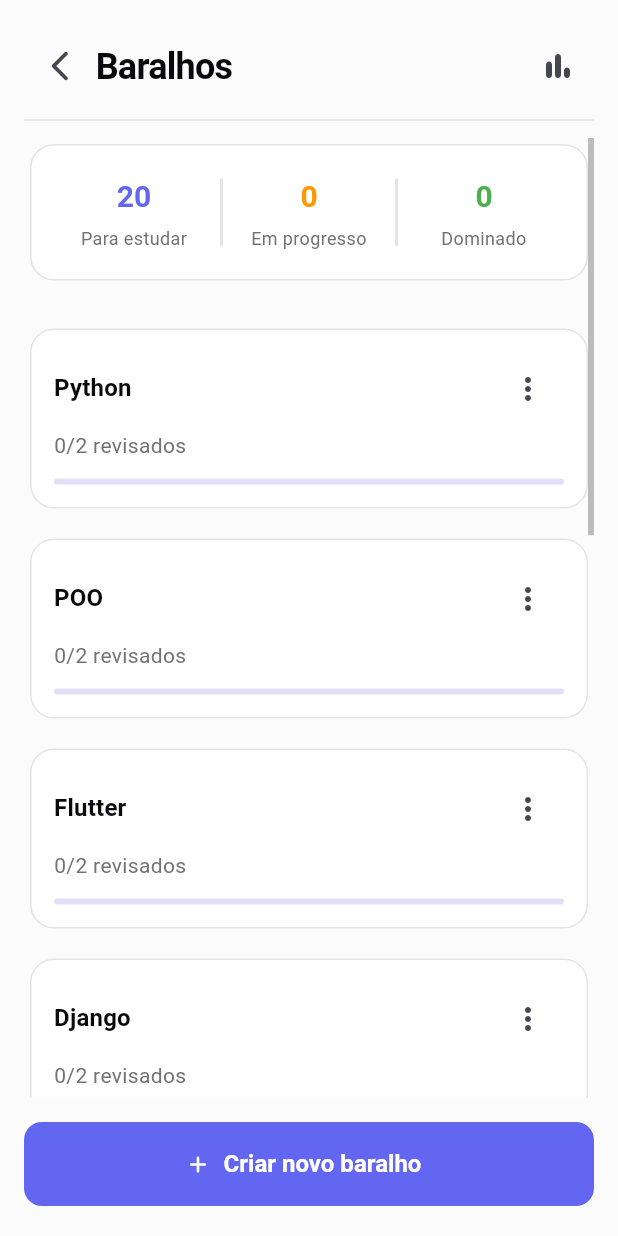
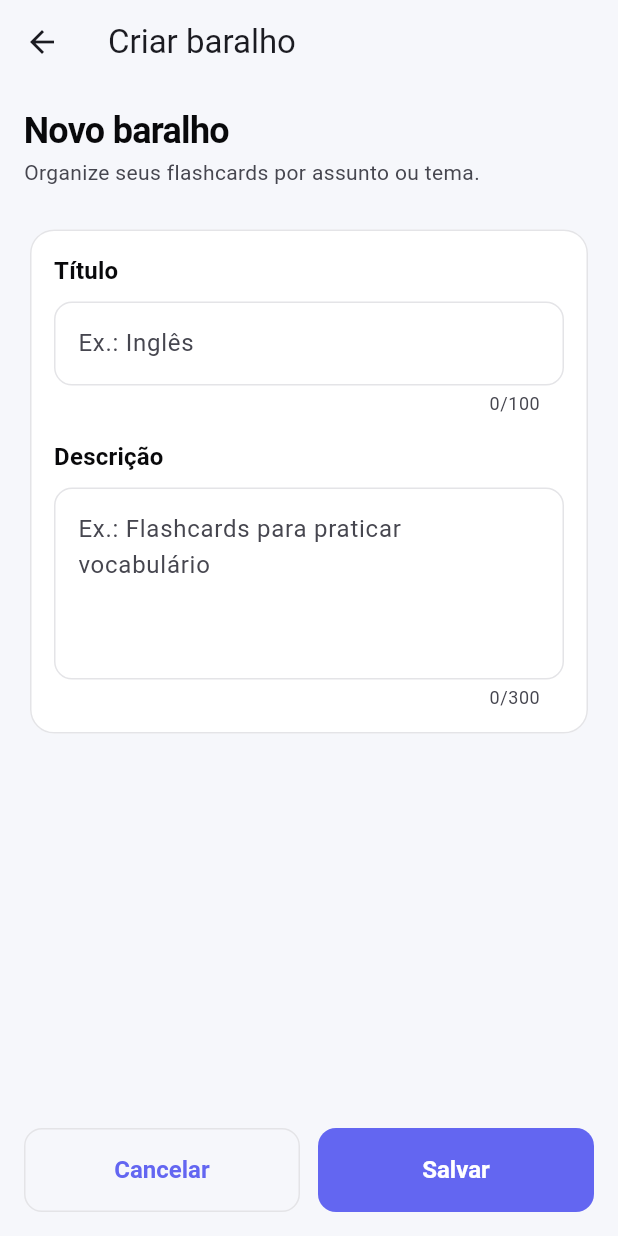
Before and after one commit to jonasr1/flash_mind, a Flutter app: the DecksScreen screen opened directly, after a tap on "Criar novo baralho", on a phone screen of 412 x 824 dp. Run offline on Flutter 3.47's test engine with Material 3 defaults, Android fonts, the phone set to English and light mode, and no system bars.

Commit message:
feat: implement create deck functionality with validation and UI integration

```diff
--- a/lib/core/app_scope.dart
+++ b/lib/core/app_scope.dart
@@ -1,13 +1,16 @@
+import 'package:flash_mind/features/decks/services/deck_service.dart';
 import 'package:flash_mind/core/progress/controllers/user_progress_controller.dart';
 import 'package:flash_mind/core/review/review_service.dart';
 import 'package:flutter/widgets.dart';
 
 class AppScope extends InheritedWidget {
+  final DeckService deckService;
   final UserProgressController userProgressController;
   final ReviewService reviewService;
 
   const AppScope({
     super.key,
+    required this.deckService,
     required this.userProgressController,
     required this.reviewService,
     required super.child,
@@ -21,7 +24,8 @@ class AppScope extends InheritedWidget {
 
   @override
   bool updateShouldNotify(AppScope oldWidget) {
-    return userProgressController != oldWidget.userProgressController ||
+    return deckService != oldWidget.deckService ||
+        userProgressController != oldWidget.userProgressController ||
         reviewService != oldWidget.reviewService;
   }
 }
--- /dev/null
+++ b/lib/features/decks/controllers/create_deck_controller.dart
@@ -0,0 +1,45 @@
+import '../services/deck_service.dart';
+
+class CreateDeckController {
+  final DeckService _deckService;
+
+  CreateDeckController({required DeckService deckService})
+    : _deckService = deckService;
+
+  String? validateTitle(String title) {
+    final trimmedTitle = title.trim();
+
+    if (trimmedTitle.isEmpty) {
+      return 'Title is required';
+    }
+
+    if (trimmedTitle.length > 100) {
+      return 'Title must be 100 characters or less';
+    }
+
+    return null;
+  }
+
+  String? validateDescription(String description) {
+    if (description.trim().length > 300) {
+      return 'Description must be 300 characters or less';
+    }
+
+    return null;
+  }
+
+  Future<bool> createDeck({
+    required String title,
+    required String description,
+  }) async {
+    final titleError = validateTitle(title);
+    final descriptionError = validateDescription(description);
+
+    if (titleError != null || descriptionError != null) {
+      return false;
+    }
+
+    await _deckService.createDeck(title: title, description: description);
+    return true;
+  }
+}
--- a/lib/features/decks/models/deck.dart
+++ b/lib/features/decks/models/deck.dart
@@ -1,10 +1,23 @@
 import 'package:flash_mind/features/flashcards/models/flashcard.dart';
 
 class Deck {
+  final String id;
   final String title;
+  final String description;
   final List<Flashcard> flashcards;
+  final DateTime createdAt;
+  final DateTime updatedAt;
 
-  const Deck({required this.title, required this.flashcards});
+  Deck({
+    String? id,
+    required this.title,
+    this.description = '',
+    required this.flashcards,
+    DateTime? createdAt,
+    DateTime? updatedAt,
+  }) : id = id ?? DateTime.now().microsecondsSinceEpoch.toString(),
+       createdAt = createdAt ?? DateTime.now(),
+       updatedAt = updatedAt ?? DateTime.now();
 
   int get totalCards => flashcards.length;
 
--- /dev/null
+++ b/lib/features/decks/repositories/deck_repository.dart
@@ -0,0 +1,7 @@
+import '../models/deck.dart';
+
+abstract class DeckRepository {
+  Future<List<Deck>> getDecks();
+
+  Future<void> createDeck(Deck deck);
+}
--- /dev/null
+++ b/lib/features/decks/repositories/in_memory_deck_repository.dart
@@ -0,0 +1,15 @@
+import '../data/decks_data.dart';
+import '../models/deck.dart';
+import 'deck_repository.dart';
+
+class InMemoryDeckRepository implements DeckRepository {
+  @override
+  Future<List<Deck>> getDecks() async {
+    return decks;
+  }
+
+  @override
+  Future<void> createDeck(Deck deck) async {
+    decks.add(deck);
+  }
+}
--- /dev/null
+++ b/lib/features/decks/screens/create_deck_screen.dart
@@ -0,0 +1,184 @@
+import 'package:flutter/material.dart';
+
+import 'package:flash_mind/core/app_scope.dart';
+import '../controllers/create_deck_controller.dart';
+
+class CreateDeckScreen extends StatefulWidget {
+  const CreateDeckScreen({super.key});
+
+  @override
+  State<CreateDeckScreen> createState() => _CreateDeckScreenState();
+}
+
+class _CreateDeckScreenState extends State<CreateDeckScreen> {
+  final titleController = TextEditingController();
+  final descriptionController = TextEditingController();
+
+  String? titleError;
+  String? descriptionError;
+  bool isSaving = false;
+
+  @override
+  void dispose() {
+    titleController.dispose();
+    descriptionController.dispose();
+    super.dispose();
+  }
+
+  Future<void> saveDeck() async {
+    final controller = CreateDeckController(
+      deckService: AppScope.of(context).deckService,
+    );
+
+    final nextTitleError = controller.validateTitle(titleController.text);
+    final nextDescriptionError = controller.validateDescription(
+      descriptionController.text,
+    );
+
+    setState(() {
+      titleError = nextTitleError;
+      descriptionError = nextDescriptionError;
+    });
+
+    if (nextTitleError != null || nextDescriptionError != null) {
+      return;
+    }
+
+    setState(() {
+      isSaving = true;
+    });
+
+    try {
+      await controller.createDeck(
+        title: titleController.text,
+        description: descriptionController.text,
+      );
+
+      if (!mounted) return;
+      Navigator.of(context).pop(true);
+    } catch (_) {
+      if (!mounted) return;
+
+      setState(() {
+        isSaving = false;
+      });
+
+      ScaffoldMessenger.of(
+        context,
+      ).showSnackBar(const SnackBar(content: Text('Failed to save deck')));
+    }
+  }
+
+@override
+Widget build(BuildContext context) {
+  final theme = Theme.of(context);
+  final colorScheme = theme.colorScheme;
+
+  return Scaffold(
+    appBar: AppBar(
+      title: const Text('Criar baralho'),
+    ),
+    body: SafeArea(
+      child: Padding(
+        padding: const EdgeInsets.all(16),
+        child: Column(
+          crossAxisAlignment: CrossAxisAlignment.start,
+          children: [
+            Text(
+              'Novo baralho',
+              style: theme.textTheme.displaySmall,
+            ),
+            const SizedBox(height: 4),
+            Text(
+              'Organize seus flashcards por assunto ou tema.',
+              style: theme.textTheme.bodyMedium?.copyWith(
+                color: colorScheme.onSurfaceVariant,
+              ),
+            ),
+
+            const SizedBox(height: 24),
+
+            Card(
+              child: Padding(
+                padding: const EdgeInsets.all(16),
+                child: Column(
+                  crossAxisAlignment: CrossAxisAlignment.start,
+                  children: [
+                    Text(
+                      'Título',
+                      style: theme.textTheme.titleMedium,
+                    ),
+                    const SizedBox(height: 8),
+
+                    TextField(
+                      controller: titleController,
+                      enabled: !isSaving,
+                      maxLength: 100,
+                      textInputAction: TextInputAction.next,
+                      decoration: InputDecoration(
+                        hintText: 'Ex.: Inglês',
+                        errorText: titleError,
+                      ),
+                    ),
+
+                    const SizedBox(height: 16),
+
+                    Text(
+                      'Descrição',
+                      style: theme.textTheme.titleMedium,
+                    ),
+                    const SizedBox(height: 8),
+
+                    TextField(
+                      controller: descriptionController,
+                      enabled: !isSaving,
+                      maxLength: 300,
+                      maxLines: 4,
+                      textInputAction: TextInputAction.done,
+                      decoration: InputDecoration(
+                        hintText:
+                            'Ex.: Flashcards para praticar vocabulário',
+                        errorText: descriptionError,
+                      ),
+                    ),
+                  ],
+                ),
+              ),
+            ),
+
+            const Spacer(),
+
+            Row(
+              children: [
+                Expanded(
+                  child: OutlinedButton(
+                    onPressed: isSaving
+                        ? null
+                        : () => Navigator.of(context).pop(),
+                    child: const Text('Cancelar'),
+                  ),
+                ),
+                const SizedBox(width: 12),
+                Expanded(
+                  child: ElevatedButton(
+                    onPressed: isSaving ? null : saveDeck,
+                    child: isSaving
+                        ? const SizedBox(
+                            height: 20,
+                            width: 20,
+                            child: CircularProgressIndicator(
+                              strokeWidth: 2,
+                            ),
+                          )
+                        : const Text('Salvar'),
+                  ),
+                ),
+              ],
+            ),
+          ],
+        ),
+      ),
+    ),
+  );
+}
+}
--- a/lib/features/decks/screens/decks_screen.dart
+++ b/lib/features/decks/screens/decks_screen.dart
@@ -1,4 +1,6 @@
-import 'package:flash_mind/features/decks/data/decks_data.dart';
+import 'package:flash_mind/core/app_scope.dart';
+import 'package:flash_mind/features/decks/models/deck.dart';
+import 'package:flash_mind/features/decks/screens/create_deck_screen.dart';
 import 'package:flash_mind/features/decks/widgets/create_deck_button.dart';
 import 'package:flash_mind/features/decks/widgets/deck_list.dart';
 import 'package:flash_mind/features/decks/widgets/decks_summary.dart';
@@ -13,7 +15,35 @@ class DecksScreen extends StatefulWidget {
 }
 
 class _DecksScreenState extends State<DecksScreen> {
-  void rebuild() => setState(() {});
+  List<Deck> decks = [];
+
+  @override
+  void didChangeDependencies() {
+    super.didChangeDependencies();
+    loadDecks();
+  }
+
+  Future<void> loadDecks() async {
+    final loadedDecks = await AppScope.of(context).deckService.getDecks();
+
+    if (!mounted) return;
+
+    setState(() {
+      decks = loadedDecks;
+    });
+  }
+
+  Future<void> openCreateDeckScreen() async {
+    final wasCreated = await Navigator.of(
+      context,
+    ).push<bool>(MaterialPageRoute(builder: (_) => const CreateDeckScreen()));
+
+    if (!mounted) return;
+
+    if (wasCreated == true) {
+      await loadDecks();
+    }
+  }
 
   @override
   Widget build(BuildContext context) {
@@ -47,12 +77,12 @@ class _DecksScreenState extends State<DecksScreen> {
                     children: [
                       DecksSummary(decks: decks),
                       const SizedBox(height: 24),
-                      DeckList(decks: decks, onDeckUpdated: rebuild),
+                      DeckList(decks: decks, onDeckUpdated: loadDecks),
                     ],
                   ),
                 ),
               ),
-              const CreateDeckButton(),
+              CreateDeckButton(onPressed: openCreateDeckScreen),
             ],
           ),
         ),
--- /dev/null
+++ b/lib/features/decks/services/deck_service.dart
@@ -0,0 +1,28 @@
+import 'package:flash_mind/features/flashcards/models/flashcard.dart';
+
+import '../models/deck.dart';
+import '../repositories/deck_repository.dart';
+
+class DeckService {
+  final DeckRepository _repository;
+
+  DeckService({required DeckRepository repository}) : _repository = repository;
+
+  Future<List<Deck>> getDecks() {
+    return _repository.getDecks();
+  }
+
+  Future<void> createDeck({required String title, String description = ''}) {
+    final now = DateTime.now();
+    final deck = Deck(
+      id: now.microsecondsSinceEpoch.toString(),
+      title: title.trim(),
+      description: description.trim(),
+      flashcards: <Flashcard>[],
+      createdAt: now,
+      updatedAt: now,
+    );
+
+    return _repository.createDeck(deck);
+  }
+}
--- a/lib/features/decks/widgets/create_deck_button.dart
+++ b/lib/features/decks/widgets/create_deck_button.dart
@@ -1,7 +1,9 @@
 import 'package:flutter/material.dart';
 
 class CreateDeckButton extends StatelessWidget {
-  const CreateDeckButton({super.key});
+  final VoidCallback onPressed;
+
+  const CreateDeckButton({super.key, required this.onPressed});
 
   @override
   Widget build(BuildContext context) {
@@ -10,7 +12,7 @@ class CreateDeckButton extends StatelessWidget {
       child: SizedBox(
         width: double.infinity,
         child: ElevatedButton.icon(
-          onPressed: () {},
+          onPressed: onPressed,
           icon: const Icon(Icons.add_rounded),
           label: const Padding(
             padding: EdgeInsets.symmetric(vertical: 16),
```
Also changed, not shown: lib/main.dart (+103 -15 lines).
